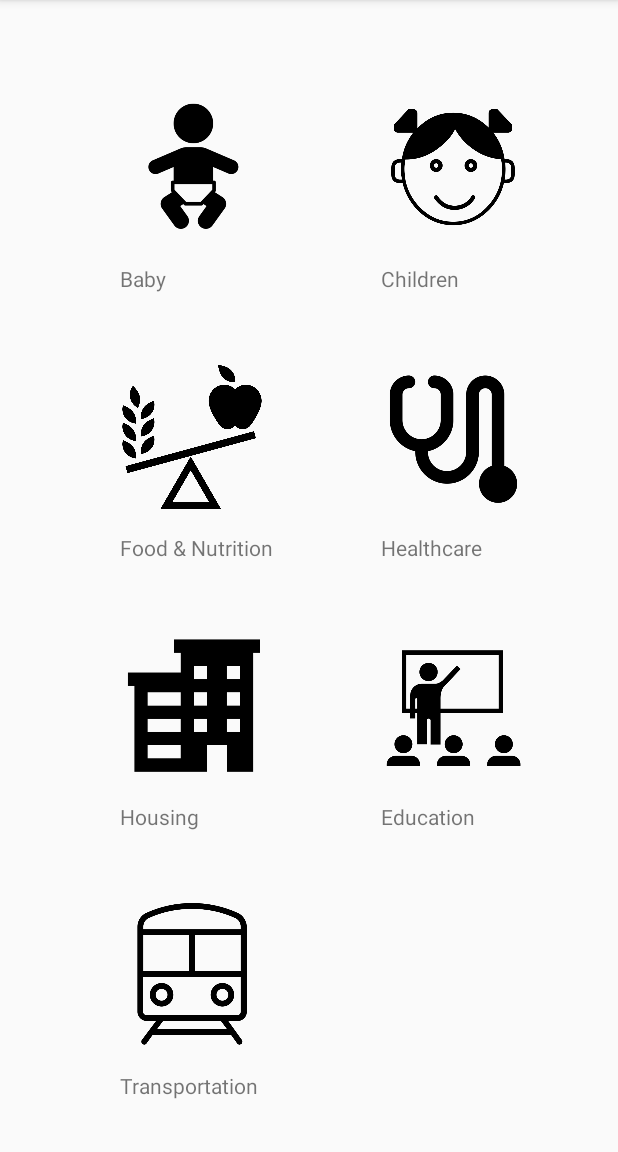
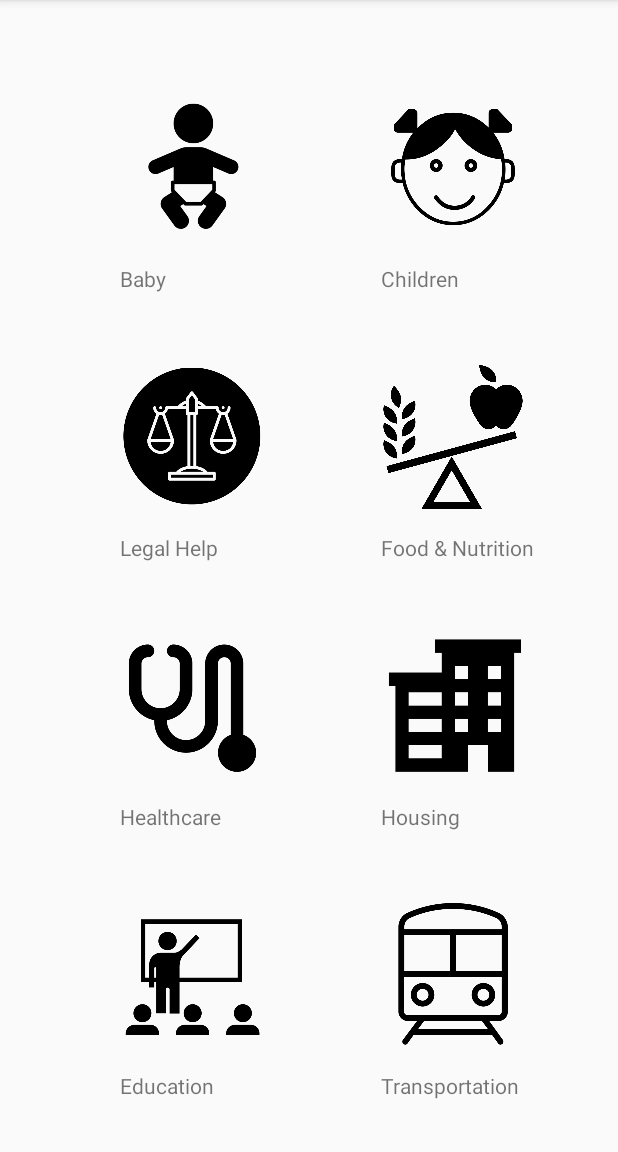
Before and after one commit to sderekj/Big-Apps-Project, an Android app: the screen it shows after launch (MainActivity), on a phone screen of 412 x 824 dp, the part 84-1236 px from its top. Run offline under Robolectric (Android 15) with nearby library versions, the phone set to English and light mode, and no system bars; our stand-ins replace Picasso.

Commit message:
Added legal services icon

```diff
--- a/app/src/main/java/nyc/c4q/dereksantos/bigappsproject/QuestionIconAdapter.java
+++ b/app/src/main/java/nyc/c4q/dereksantos/bigappsproject/QuestionIconAdapter.java
@@ -17,6 +17,7 @@ public class QuestionIconAdapter extends RecyclerView.Adapter  {
     private List<QuestionIcon> icons = Arrays.asList(
             new QuestionIcon(R.drawable.baby, "Baby"),
             new QuestionIcon(R.drawable.child, "Children"),
+            new QuestionIcon(R.drawable.legal, "Legal Help"),
             new QuestionIcon(R.drawable.food, "Food & Nutrition"),
             new QuestionIcon(R.drawable.healthcare, "Healthcare"),
             new QuestionIcon(R.drawable.housing, "Housing"),
```
Also changed, not shown: app/src/main/res/drawable/legal.png (added).
